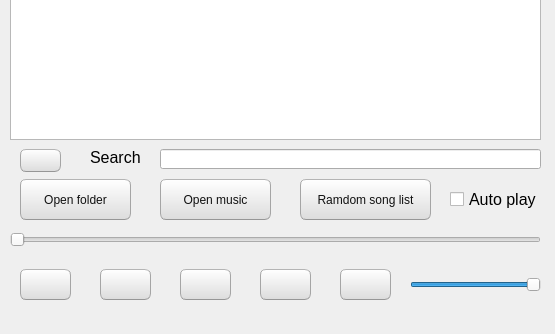
First picture: the form in prototype/music_player_window.ui, repository defaultax7/2012h-project, before the edit; both pictures show x 0 to 555 and y 191 to 525 of the 555 by 525 pixel window.
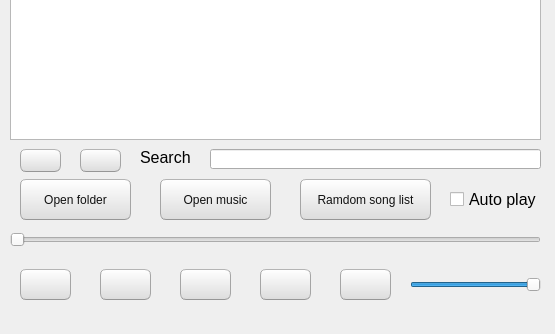
Second picture: the form after the edit.

Commit message: delete single song function

```diff
--- a/prototype/music_player_window.ui
+++ b/prototype/music_player_window.ui
@@ -389,7 +389,7 @@
    <widget class="QLabel" name="label">
     <property name="geometry">
      <rect>
-      <x>90</x>
+      <x>140</x>
       <y>340</y>
       <width>61</width>
       <height>16</height>
@@ -408,9 +408,9 @@
    <widget class="QLineEdit" name="search_song">
     <property name="geometry">
      <rect>
-      <x>160</x>
+      <x>210</x>
       <y>340</y>
-      <width>381</width>
+      <width>331</width>
       <height>20</height>
      </rect>
     </property>
@@ -474,6 +474,46 @@
      <string/>
     </property>
    </widget>
+   <widget class="QPushButton" name="btn_delete_all">
+    <property name="geometry">
+     <rect>
+      <x>80</x>
+      <y>340</y>
+      <width>41</width>
+      <height>23</height>
+     </rect>
+    </property>
+    <property name="styleSheet">
+     <string notr="true">QPushButton { 
+            font-size: 12px;
+            font: bold large &quot;Aerial&quot;;
+            color:rgb(17,17,17);
+            border-width: 1px;
+            border-radius: 6px;
+            border-bottom-color: rgb(150,150,150);
+            border-right-color: rgb(165,165,165);
+            border-left-color: rgb(165,165,165);
+            border-top-color: rgb(180,180,180);
+            border-style: solid;
+            padding: 4px;
+            background-color: qlineargradient(spread:pad, x1:0.5, y1:1, x2:0.5, y2:0, stop:0 rgba(220, 220, 220, 255), stop:1 rgba(255, 255, 255, 255));
+        }
+        
+        QPushButton:hover {
+            border-top-color: rgb(76,195,255);
+            border-right-color: qlineargradient(spread:pad, x1:0, y1:1, x2:1, y2:0, stop:0 rgb(76,195,255), stop:1 rgb(76,195,255));
+            border-left-color:  qlineargradient(spread:pad, x1:1, y1:0, x2:0, y2:0, stop:0 rgb(76,195,255), stop:1 rgb(76,195,255));
+            border-bottom-color: rgb(76,195,255);
+            background-color: qlineargradient(spread:pad, x1:0.5, y1:1, x2:0.5, y2:0, stop:0 rgba(220, 220, 220, 255), stop:1 rgba(255, 255, 255, 255));
+        }
+        QPushButton:pressed{
+            background-color: qlineargradient(spread:pad, x1:0.5, y1:0, x2:0.5, y2:1, stop:0 rgba(220, 220, 220, 255), stop:1 rgba(255, 255, 255, 255));
+        }</string>
+    </property>
+    <property name="text">
+     <string/>
+    </property>
+   </widget>
   </widget>
   <widget class="QMenuBar" name="menubar">
    <property name="geometry">
```
The commit also changes 4 other files.
